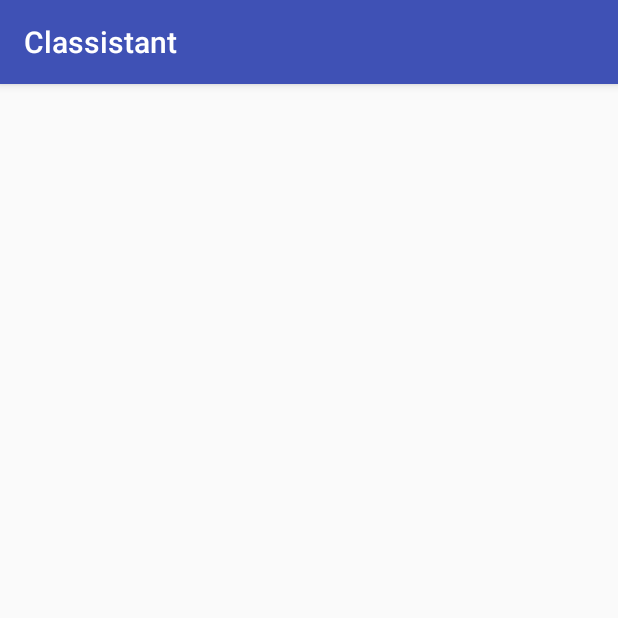
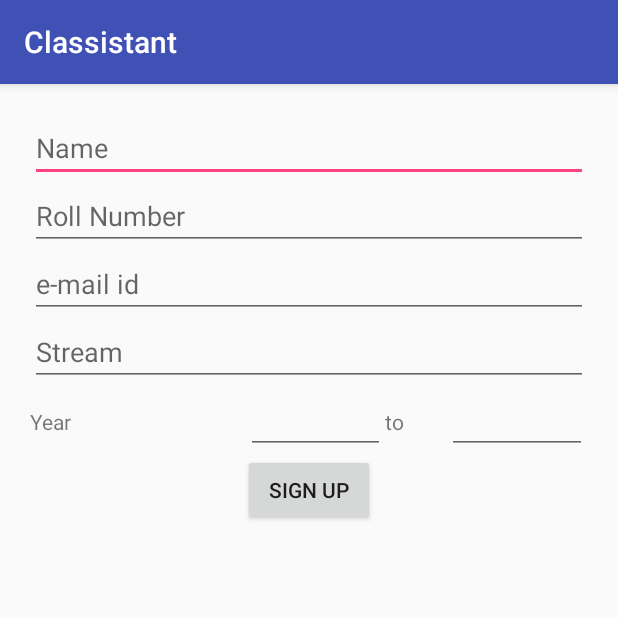
Before and after one commit to Pronoy999/Classistant, an Android app: the StudentMainActivity screen opened directly, with no data from a screen before it, on a phone screen of 412 x 824 dp, the top half of it. Run offline under Robolectric (Android 15) with nearby library versions, the phone set to English and light mode, and no system bars.

Commit message:
basics of the first two layouts.

```diff
--- a/app/build.gradle
+++ b/app/build.gradle
@@ -2,7 +2,7 @@ apply plugin: 'com.android.application'
 
 android {
     compileSdkVersion 24
-    buildToolsVersion "24.0.1"
+    buildToolsVersion '25.0.0'
     defaultConfig {
         applicationId "com.project.classistant"
         minSdkVersion 18
--- a/app/src/main/res/layout/activity_student_main.xml
+++ b/app/src/main/res/layout/activity_student_main.xml
@@ -1,13 +1,60 @@
 <?xml version="1.0" encoding="utf-8"?>
-<RelativeLayout xmlns:android="http://schemas.android.com/apk/res/android"
-    xmlns:tools="http://schemas.android.com/tools"
-    android:id="@+id/activity_student_main"
-    android:layout_width="match_parent"
-    android:layout_height="match_parent"
-    android:paddingBottom="@dimen/activity_vertical_margin"
-    android:paddingLeft="@dimen/activity_horizontal_margin"
-    android:paddingRight="@dimen/activity_horizontal_margin"
-    android:paddingTop="@dimen/activity_vertical_margin"
-    tools:context="com.project.classistant.StudentMainActivity">
-
-</RelativeLayout>
+<LinearLayout android:layout_width="match_parent"
+    android:layout_height="wrap_content"
+    android:orientation="vertical"
+    android:weightSum="1"
+    android:gravity="center"
+    xmlns:android="http://schemas.android.com/apk/res/android"
+    android:padding="20dip">
+        <EditText
+            android:layout_width="match_parent"
+            android:layout_height="wrap_content"
+            android:hint="Name"
+            android:layout_weight=".2"/>
+        <EditText
+            android:layout_width="match_parent"
+            android:layout_height="wrap_content"
+            android:hint="Roll Number"
+            android:layout_weight=".2"/>
+        <EditText
+            android:layout_width="match_parent"
+            android:layout_height="wrap_content"
+            android:hint="e-mail id"
+            android:layout_weight=".2"/>
+        <EditText
+            android:layout_width="match_parent"
+            android:layout_height="wrap_content"
+            android:hint="Stream"/>
+        <LinearLayout
+            android:layout_width="match_parent"
+            android:layout_height="wrap_content"
+            android:orientation="horizontal"
+            android:layout_weight=".2"
+            android:weightSum="1">
+            <TextView
+                android:layout_width="wrap_content"
+                android:layout_height="wrap_content"
+                android:text="Year"
+                android:layout_weight=".4"/>
+            <EditText
+                android:layout_width="wrap_content"
+                android:layout_height="wrap_content"
+                android:layout_weight=".25"/>
+            <TextView
+                android:layout_width="wrap_content"
+                android:layout_height="wrap_content"
+                android:text="to"
+                android:layout_weight=".1"/>
+            <EditText
+                android:layout_width="wrap_content"
+                android:layout_height="wrap_content"
+                android:layout_weight=".25"/>
+        </LinearLayout>
+        <Button
+            android:layout_width="wrap_content"
+            android:layout_height="wrap_content"
+            android:text="Sign Up"
+            android:layout_weight=".2"
+            android:clickable="true"
+            />
+</LinearLayout>
```
Also changed, not shown: app/src/main/res/layout/activity_add_subject.xml (+18 -12 lines).
